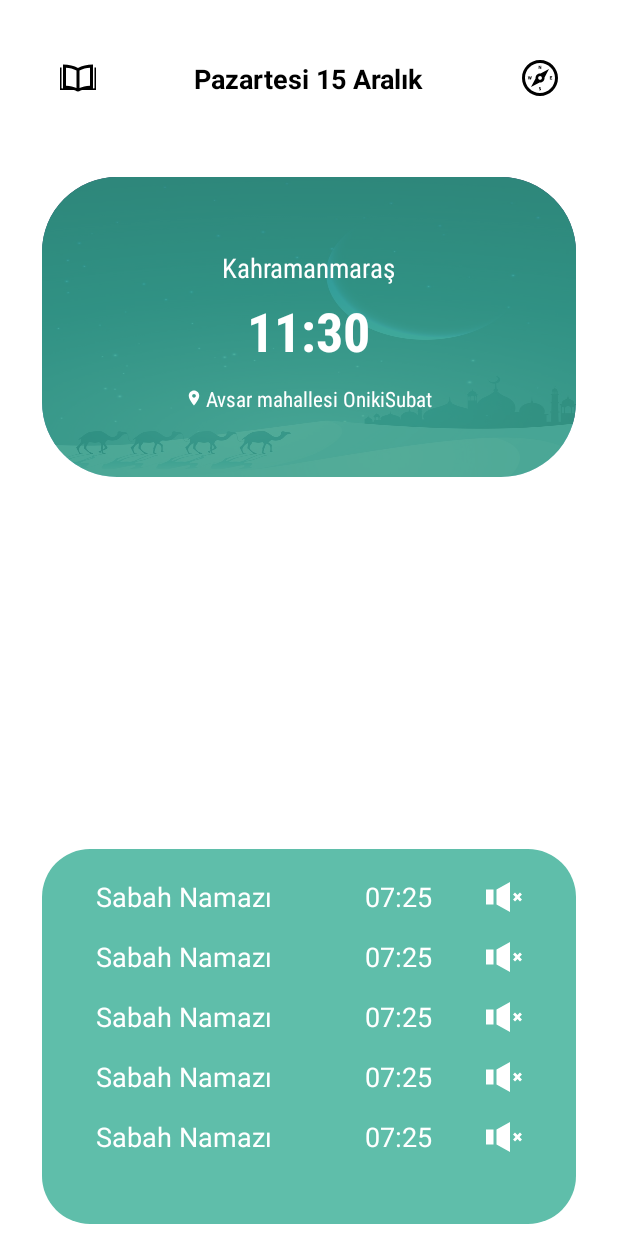
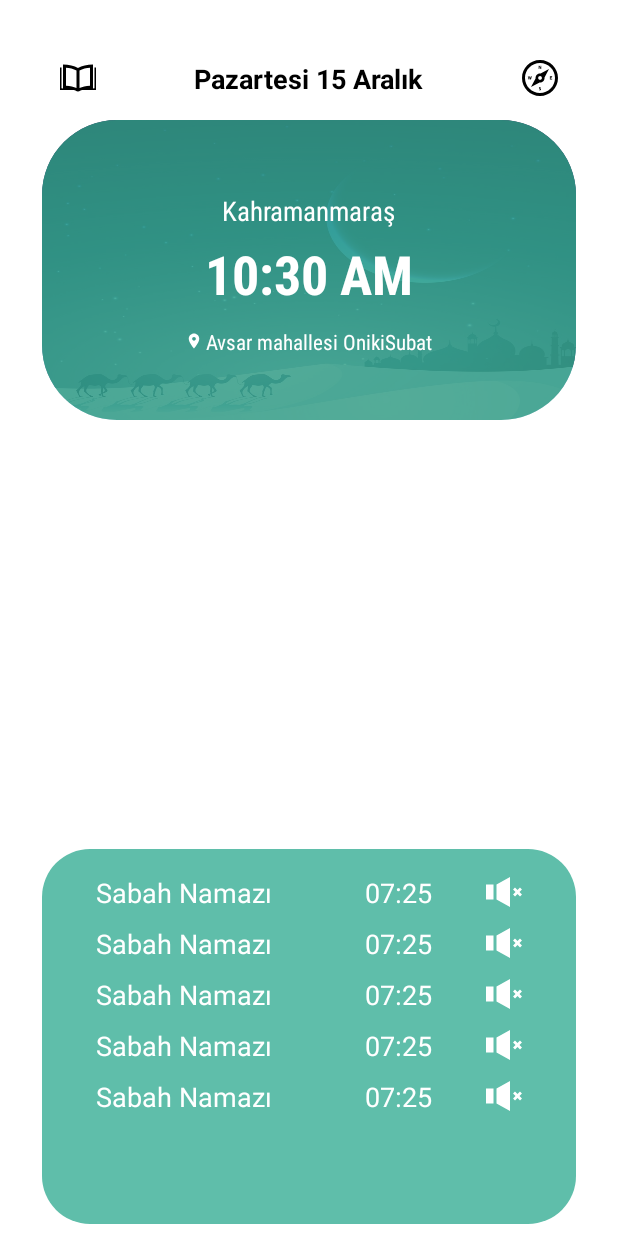
Before and after one commit to polataydinn/Time-To-Pray, an Android app: the layout fragment_main.xml on its own in the app's theme, with its tools: preview values and no code run, on a phone screen of 412 x 824 dp. Run offline under Robolectric (Android 15) with nearby library versions, the phone set to English and light mode, and no system bars.

Commit message:
RecyclerView and some features added to project.

```diff
--- a/app/src/main/java/com/example/timetopray/ui/data/models/cities/City.kt
+++ b/app/src/main/java/com/example/timetopray/ui/data/models/cities/City.kt
@@ -8,7 +8,7 @@ import com.google.gson.annotations.SerializedName
 @Entity(tableName = "city_table")
 data class City(
     @PrimaryKey
-    @SerializedName("_id")
+    @SerializedName("id")
     val _id: String,
     @SerializedName("lat")
     val lat: String,
--- a/app/src/main/java/com/example/timetopray/ui/data/models/praytimes/PrayerTime.kt
+++ b/app/src/main/java/com/example/timetopray/ui/data/models/praytimes/PrayerTime.kt
@@ -7,7 +7,7 @@ import com.google.gson.annotations.SerializedName
 
 @Entity(tableName = "time_table")
 data class PrayerTime(
-    @PrimaryKey
+    @PrimaryKey(autoGenerate = true)
     val _id: Int,
     @SerializedName("aksam")
     val aksam: String,
--- a/app/src/main/java/com/example/timetopray/ui/data/room/TimeToPrayDao.kt
+++ b/app/src/main/java/com/example/timetopray/ui/data/room/TimeToPrayDao.kt
@@ -1,5 +1,6 @@
 package com.example.timetopray.ui.data.room
 
+import androidx.lifecycle.LiveData
 import androidx.room.*
 import com.example.timetopray.ui.data.models.cities.City
 import com.example.timetopray.ui.data.models.praytimes.PrayerTime
@@ -8,10 +9,10 @@ import com.example.timetopray.ui.data.models.praytimes.PrayerTime
 interface TimeToPrayDao {
 
     @Query("SELECT * FROM city_table")
-    fun getCity(): City
+    fun getCity(): LiveData<City>?
 
     @Query("SELECT * FROM time_table")
-    fun getAllTimes(): List<PrayerTime>
+    fun getAllTimes(): LiveData<List<PrayerTime>>?
 
     @Insert(onConflict = OnConflictStrategy.IGNORE)
     suspend fun insertCity(city: City)
--- a/app/src/main/res/layout/fragment_main.xml
+++ b/app/src/main/res/layout/fragment_main.xml
@@ -60,7 +60,7 @@
         android:layout_width="match_parent"
         android:layout_height="200dp"
         android:layout_marginStart="28dp"
-        android:layout_marginTop="118dp"
+        android:layout_marginTop="80dp"
         android:layout_marginEnd="28dp">
 
         <com.google.android.material.imageview.ShapeableImageView
@@ -78,6 +78,7 @@
             app:shapeAppearanceOverlay="@style/ShapeAppearanceOverlay.App.CornerSize25Percent" />
 
         <TextView
+            android:id="@+id/main_fragment_city_name"
             android:layout_width="wrap_content"
             android:layout_height="wrap_content"
             android:layout_gravity="center_horizontal"
@@ -88,7 +89,8 @@
             android:textColor="@color/white"
             android:textSize="18sp" />
 
-        <TextView
+        <TextClock
+            android:id="@+id/main_fragment_current_time"
             android:layout_width="wrap_content"
             android:layout_height="wrap_content"
             android:layout_gravity="center_horizontal"
@@ -138,6 +140,8 @@
             android:layout_height="match_parent"/>
 
         <androidx.recyclerview.widget.RecyclerView
+            android:id="@+id/pray_time_rv"
+            app:layoutManager="androidx.recyclerview.widget.LinearLayoutManager"
             android:layout_width="match_parent"
             android:layout_height="match_parent"
             android:layout_margin="12dp"
--- a/app/src/main/res/layout/pray_time_card.xml
+++ b/app/src/main/res/layout/pray_time_card.xml
@@ -1,10 +1,11 @@
 <?xml version="1.0" encoding="utf-8"?>
 <FrameLayout xmlns:android="http://schemas.android.com/apk/res/android"
     android:layout_width="match_parent"
-    android:layout_height="40dp"
+    android:layout_height="34dp"
     android:background="@color/turquoise">
 
     <TextView
+        android:id="@+id/prayText"
         android:layout_width="wrap_content"
         android:layout_height="wrap_content"
         android:text="@string/morning"
@@ -14,6 +15,7 @@
         android:layout_marginStart="24dp"/>
 
     <TextView
+        android:id="@+id/prayTime"
         android:layout_width="wrap_content"
         android:layout_height="wrap_content"
         android:text="07:25"
@@ -23,6 +25,7 @@
         android:textSize="18sp"/>
 
     <ImageView
+        android:id="@+id/prayTimeSound"
         android:layout_width="24dp"
         android:layout_height="24dp"
         android:layout_gravity="center|end"
```
Also changed, not shown: app/src/main/java/com/example/timetopray/ui/constants/Constants.kt (+14 -0 lines), app/src/main/java/com/example/timetopray/ui/data/models/praytimes/CustomPrayTime.kt (added, +7 -0 lines), app/src/main/java/com/example/timetopray/ui/data/repository/Repository.kt (+8 -4 lines), app/src/main/java/com/example/timetopray/ui/data/viewmodel/TimeToPrayViewModel.kt (+8 -10 lines), app/src/main/java/com/example/timetopray/ui/fragments/mainfragment/MainFragment.kt (+34 -0 lines), app/src/main/java/com/example/timetopray/ui/fragments/mainfragment/adapter/MainFragmentAdapter.kt (added, +28 -0 lines), app/src/main/java/com/example/timetopray/ui/fragments/mainfragment/adapter/MainFragmentViewHolder.kt (added, +13 -0 lines).
